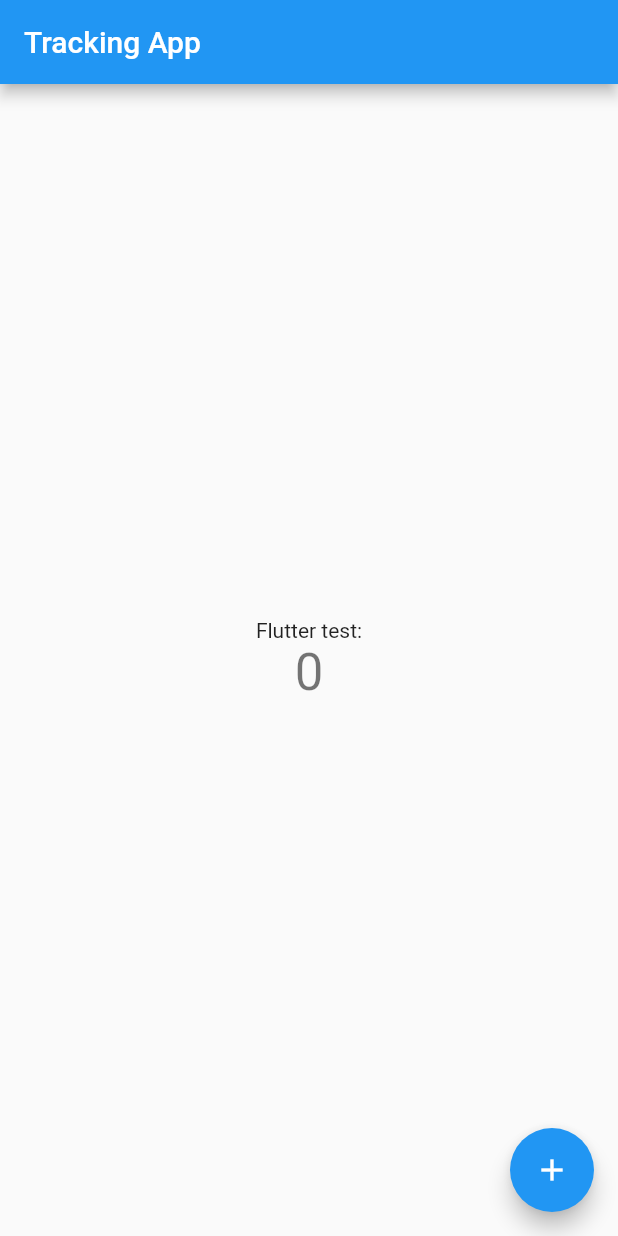
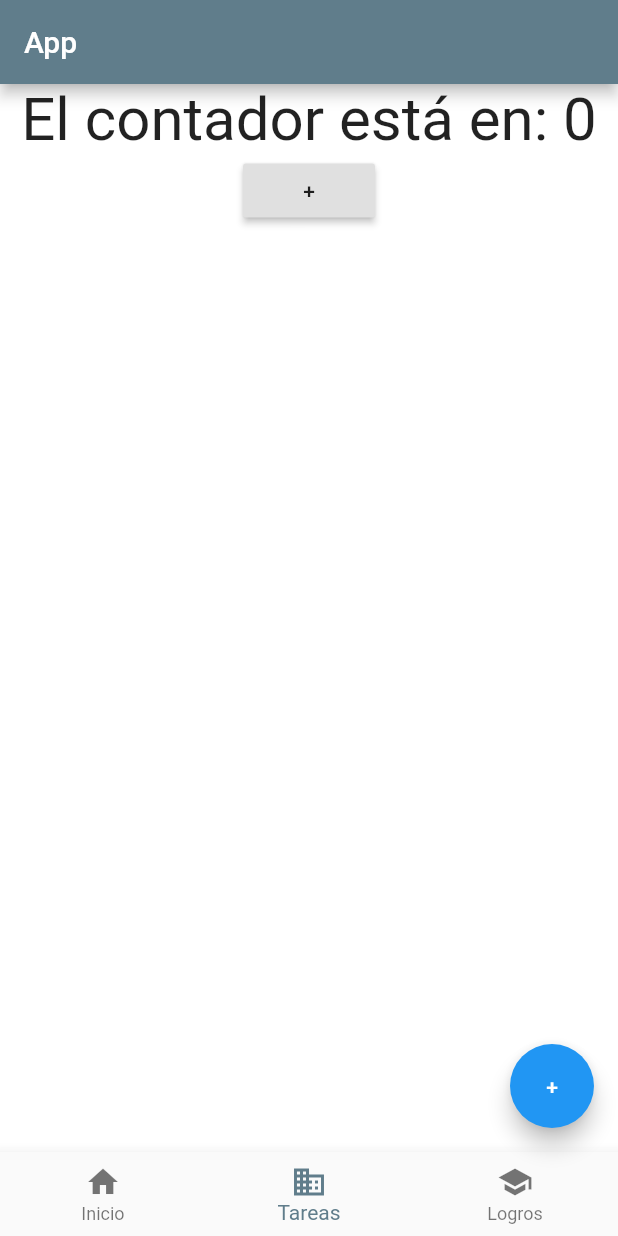
Before and after one commit to HenryMauricio/tracking_app_frontend, a Flutter app: the screen it shows after launch, on a phone screen of 412 x 824 dp. Run offline on Flutter 3.47's test engine with Material 2 defaults, Android fonts, the phone set to English and light mode, and no system bars.

Commit message:
UI Working

```diff
--- a/lib/main.dart
+++ b/lib/main.dart
@@ -6,104 +6,81 @@ class MyApp extends StatelessWidget {
   // This widget is the root of your application.
   @override
   Widget build(BuildContext context) {
-    return MaterialApp(
-      title: 'Tracking App',
-      theme: ThemeData(
-        // This is the theme of your application.
-        //
-        // Try running your application with "flutter run". You'll see the
-        // application has a blue toolbar. Then, without quitting the app, try
-        // changing the primarySwatch below to Colors.green and then invoke
-        // "hot reload" (press "r" in the console where you ran "flutter run",
-        // or press Run > Flutter Hot Reload in IntelliJ). Notice that the
-        // counter didn't reset back to zero; the application is not restarted.
-        primarySwatch: Colors.blue,
+    return new MaterialApp(
+      title: 'Pasos',
+      theme: new ThemeData(
+        primaryColor: Colors.blueGrey
       ),
-      home: MyHomePage(title: 'Tracking App'),
+      home: new _IniWidgets(),
     );
   }
 }
 
-class MyHomePage extends StatefulWidget {
-  MyHomePage({Key key, this.title}) : super(key: key);
-
-  // This widget is the home page of your application. It is stateful, meaning
-  // that it has a State object (defined below) that contains fields that affect
-  // how it looks.
-
-  // This class is the configuration for the state. It holds the values (in this
-  // case the title) provided by the parent (in this case the App widget) and
-  // used by the build method of the State. Fields in a Widget subclass are
-  // always marked "final".
-
-  final String title;
+class _IniWidgets extends StatefulWidget{
 
   @override
-  _MyHomePageState createState() => _MyHomePageState();
+  State createState() {
+    return _IniStatus();
+  }
 }
 
-class _MyHomePageState extends State<MyHomePage> {
-  int _counter = 0;
+class _IniStatus extends State<_IniWidgets>{
+  var _contador = 0;
 
-  void _incrementCounter() {
+  int _selectedIndex = 1;
+  final _widgetOptions = [
+    Text('Index 0: Home'),
+    Text('Index 1: Business'),
+    Text('Index 2: School'),
+  ];
+
+
+  @override
+  Widget build(BuildContext context){
+    return Scaffold(
+      appBar: new AppBar(title: Text('App')),
+      body: new Container(
+        color: Colors.white,
+          child: Center(
+              child: Column(
+                children: <Widget>[
+                  new Text('El contador está en: $_contador',
+                  style: TextStyle(fontSize: 40.0),),
+                  RaisedButton(
+                    onPressed: (){
+                      setState(() {
+                        _contador++;
+                      });
+                    print(_contador);
+                    },
+                    child: Text('+'),
+                  )
+                ],
+              )
+          )
+      ),
+
+      bottomNavigationBar: BottomNavigationBar(
+          items: <BottomNavigationBarItem> [
+            BottomNavigationBarItem(icon: Icon(Icons.home), title: Text('Inicio')),
+            BottomNavigationBarItem(icon: Icon(Icons.business), title: Text('Tareas')),
+            BottomNavigationBarItem(icon: Icon(Icons.school), title: Text('Logros')),
+          ],
+          currentIndex: _selectedIndex,
+          fixedColor: Colors.blueGrey,
+          onTap: _onItemTapped,
+      ),
+      floatingActionButton: new FloatingActionButton(
+          onPressed: null,
+        child: Text('+'),
+      ),
+    );
+
+  }
+  void _onItemTapped(int index){
     setState(() {
-      // This call to setState tells the Flutter framework that something has
-      // changed in this State, which causes it to rerun the build method below
-      // so that the display can reflect the updated values. If we changed
-      // _counter without calling setState(), then the build method would not be
-      // called again, and so nothing would appear to happen.
-      _counter++;
+      _selectedIndex = index;
     });
   }
 
-  @override
-  Widget build(BuildContext context) {
-    // This method is rerun every time setState is called, for instance as done
-    // by the _incrementCounter method above.
-    //
-    // The Flutter framework has been optimized to make rerunning build methods
-    // fast, so that you can just rebuild anything that needs updating rather
-    // than having to individually change instances of widgets.
-    return Scaffold(
-      appBar: AppBar(
-        // Here we take the value from the MyHomePage object that was created by
-        // the App.build method, and use it to set our appbar title.
-        title: Text(widget.title),
-      ),
-      body: Center(
-        // Center is a layout widget. It takes a single child and positions it
-        // in the middle of the parent.
-        child: Column(
-          // Column is also layout widget. It takes a list of children and
-          // arranges them vertically. By default, it sizes itself to fit its
-          // children horizontally, and tries to be as tall as its parent.
-          //
-          // Invoke "debug paint" (press "p" in the console where you ran
-          // "flutter run", or select "Toggle Debug Paint" from the Flutter tool
-          // window in IntelliJ) to see the wireframe for each widget.
-          //
-          // Column has various properties to control how it sizes itself and
-          // how it positions its children. Here we use mainAxisAlignment to
-          // center the children vertically; the main axis here is the vertical
-          // axis because Columns are vertical (the cross axis would be
-          // horizontal).
-          mainAxisAlignment: MainAxisAlignment.center,
-          children: <Widget>[
-            Text(
-              'Flutter test:',
-            ),
-            Text(
-              '$_counter',
-              style: Theme.of(context).textTheme.display1,
-            ),
-          ],
-        ),
-      ),
-      floatingActionButton: FloatingActionButton(
-        onPressed: _incrementCounter,
-        tooltip: 'Increment',
-        child: Icon(Icons.add),
-      ), // This trailing comma makes auto-formatting nicer for build methods.
-    );
   }
-}
```
